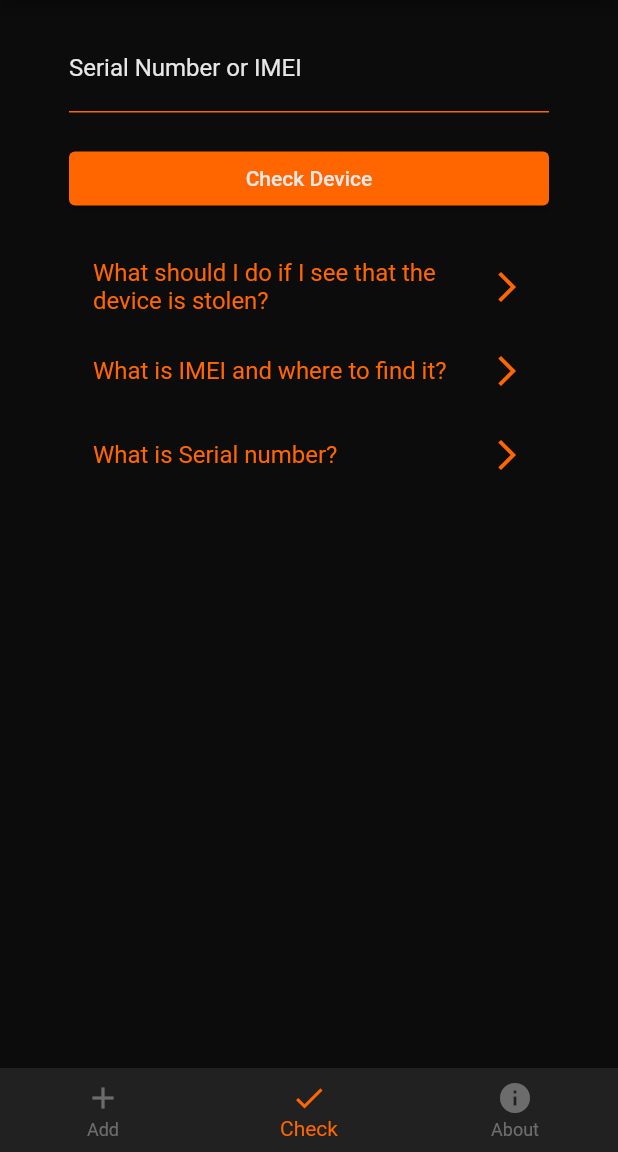
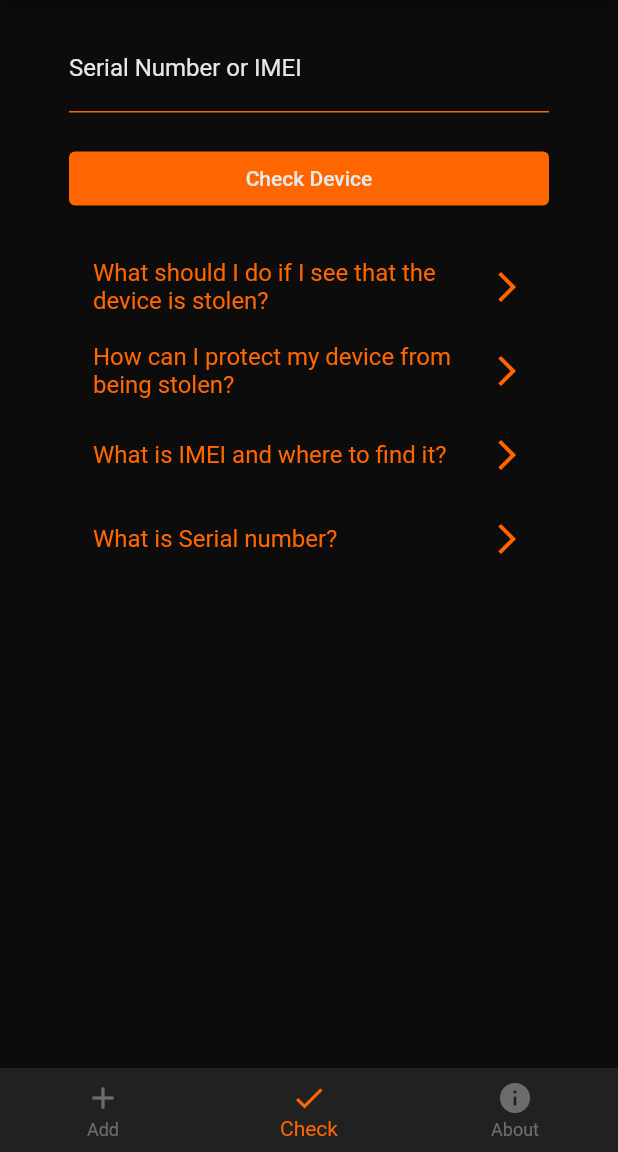
Before and after one commit to nikohoffren/stolen-or-not-app, a Flutter app: the screen it shows once a user with an empty profile is signed in, item 2 of the bottom bar chosen, on a phone screen of 412 x 824 dp, the part 84-1236 px from its top. Run offline on Flutter 3.47's test engine with Material 2 defaults, Android fonts, the phone set to English and light mode, and no system bars; our stand-ins replace cloud_firestore, firebase_auth, firebase_core, firebase_storage, google_fonts, google_sign_in and 3 more; missing offline and left inert: flutter_config, mailer; accounts and stored records are empty; Roboto replaces fonts that are missing (Abel).

Commit message:
add imageUrl to CheckDeviceScreen to show stolen devices image if it is uploaded

```diff
--- a/lib/views/check_device_screen.dart
+++ b/lib/views/check_device_screen.dart
@@ -26,6 +26,7 @@ class CheckDeviceScreenState extends State<CheckDeviceScreen> {
   bool _isLoading = false;
   String _deviceStatus = '';
   Widget? _additionalInfoCard;
+  String? _imageUrl;
 
   void _onTabTapped(int index) => setState(() => _currentIndex = index);
 
@@ -97,6 +98,7 @@ class CheckDeviceScreenState extends State<CheckDeviceScreen> {
         _isLoading = true;
         _deviceStatus = '';
         _additionalInfoCard = null;
+        _imageUrl = null;
       });
 
       final serialNumber = _serialNumberController.text;
@@ -136,6 +138,7 @@ class CheckDeviceScreenState extends State<CheckDeviceScreen> {
               ),
             );
           }
+          _imageUrl = device['imageUrl'];
         });
       } else {
         setState(() {
@@ -265,6 +268,7 @@ class CheckDeviceScreenState extends State<CheckDeviceScreen> {
                 ),
               ),
             ),
+            child: SingleChildScrollView(
               child: Padding(
                 padding: const EdgeInsets.symmetric(horizontal: 30),
                 child: Column(
@@ -315,6 +319,11 @@ class CheckDeviceScreenState extends State<CheckDeviceScreen> {
                         padding: const EdgeInsets.all(20.0),
                         child: _additionalInfoCard,
                       ),
+                    if (_imageUrl != null)
+                      Padding(
+                        padding: const EdgeInsets.all(20.0),
+                        child: Image.network(_imageUrl!),
+                      ),
                     if (_deviceStatus.contains('stolen'))
                       Column(
                         children: [
@@ -353,7 +362,11 @@ class CheckDeviceScreenState extends State<CheckDeviceScreen> {
                     const SizedBox(height: 20),
                     _buildFAQQuestion(
                       'What should I do if I see that the device is stolen?',
-                    'If you suspect that a device is stolen, do not purchase or engage in any transaction involving the device. Contact your local law enforcement agency to report the stolen device and provide them with any relevant information or evidence you have. It is important to cooperate with authorities to help recover stolen devices and prevent further illegal activities.',
+                      'If you suspect that a device is stolen, do not purchase or engage in any transaction involving the device. Contact your local law enforcement agency to report the stolen device and provide them with any information you have about the device and the seller.',
+                    ),
+                    _buildFAQQuestion(
+                      'How can I protect my device from being stolen?',
+                      'To protect your device from being stolen, follow these tips:\n\n1. Enable a passcode or biometric authentication on your device.\n2. Keep your device out of sight and secure it when not in use.\n3. Enable remote tracking and remote wipe capabilities on your device.\n4. Register your device with a device registry service like StolenOrNot to increase the chances of recovery if it gets stolen.\n5. Be cautious when purchasing used devices and ensure they are not reported stolen before making a purchase.',
                     ),
                     _buildFAQQuestion(
                     'What is IMEI and where to find it?',
@@ -369,6 +382,7 @@ class CheckDeviceScreenState extends State<CheckDeviceScreen> {
             ),
           ),
         ),
+      ),
     );
   }
 }
```
Lines whose indentation alone changed are shown as unchanged.
